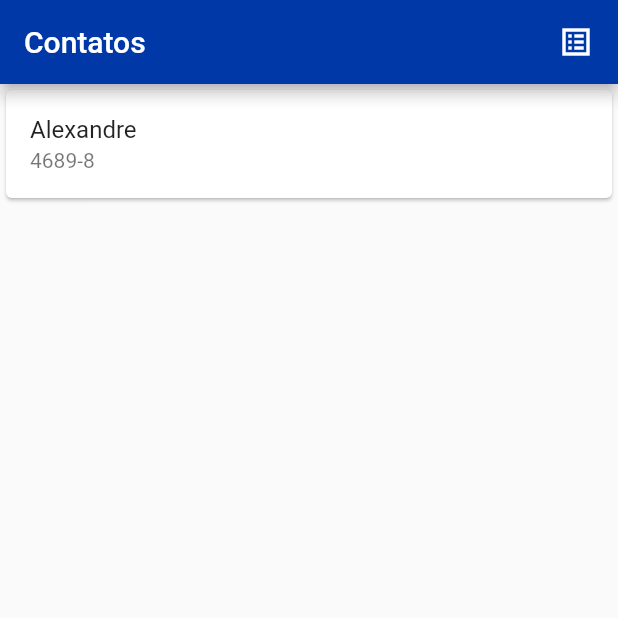
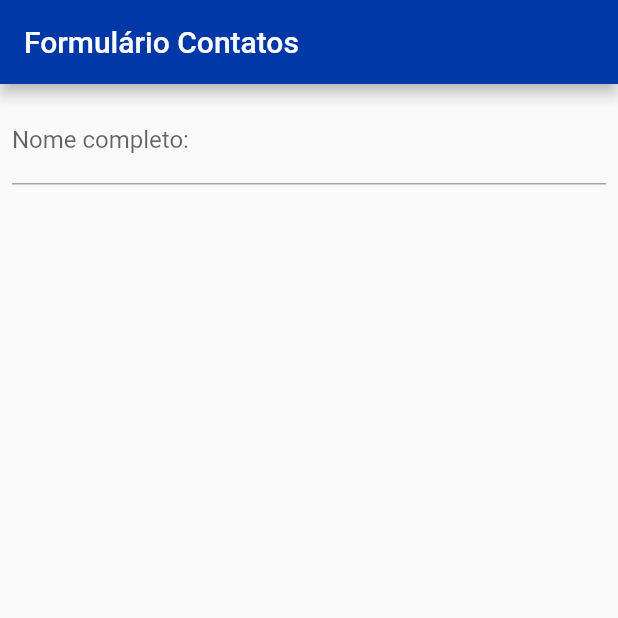
Before and after one commit to XandyGomes/TopInfo-ADS6, a Flutter app: the screen it shows after launch, on a phone screen of 412 x 824 dp, the top half of it. Run offline on Flutter 3.47's test engine with Material 2 defaults, Android fonts, the phone set to English and light mode, and no system bars.

Commit message:
Aula.17.10.2022

```diff
--- a/lib/main.dart
+++ b/lib/main.dart
@@ -1,6 +1,7 @@
 import 'package:flutter/material.dart';
 import 'package:topinfoads6/screens/dashboard.dart';
 
+import 'screens/contatos/formularioContatos.dart';
 import 'screens/contatos/listaContatos.dart';
 
 const _blue = 0xff0038a8;
@@ -23,7 +24,7 @@ class Banco extends StatelessWidget {
         ),
       ),
       debugShowCheckedModeBanner: false,
-      home: ListaContatos(),
+      home: FormularioContatos(),
     );
   }
 }
--- /dev/null
+++ b/lib/screens/contatos/formularioContatos.dart
@@ -0,0 +1,25 @@
+import 'package:flutter/material.dart';
+
+const _tituloAppbar = 'Formulário Contatos';
+
+class FormularioContatos extends StatelessWidget {
+  @override
+  Widget build(BuildContext context) {
+    // TODO: implement build
+    return Scaffold(
+        appBar: AppBar(
+          title: Text(_tituloAppbar),
+        ),
+        body: Padding(
+          padding: const EdgeInsets.all(8.0),
+          child: Column(
+            children: [
+              TextField(
+                decoration: InputDecoration(labelText: 'Nome completo:'),
+                style: TextStyle(fontSize: 16.0),
+              ),
+            ],
+          ),
+        ));
+  }
+}
```
Also changed, not shown: lib/screens/contatos/listaContatos.dart (+12 -2 lines), lib/screens/dashboard.dart (+12 -0 lines), 1 other file.
